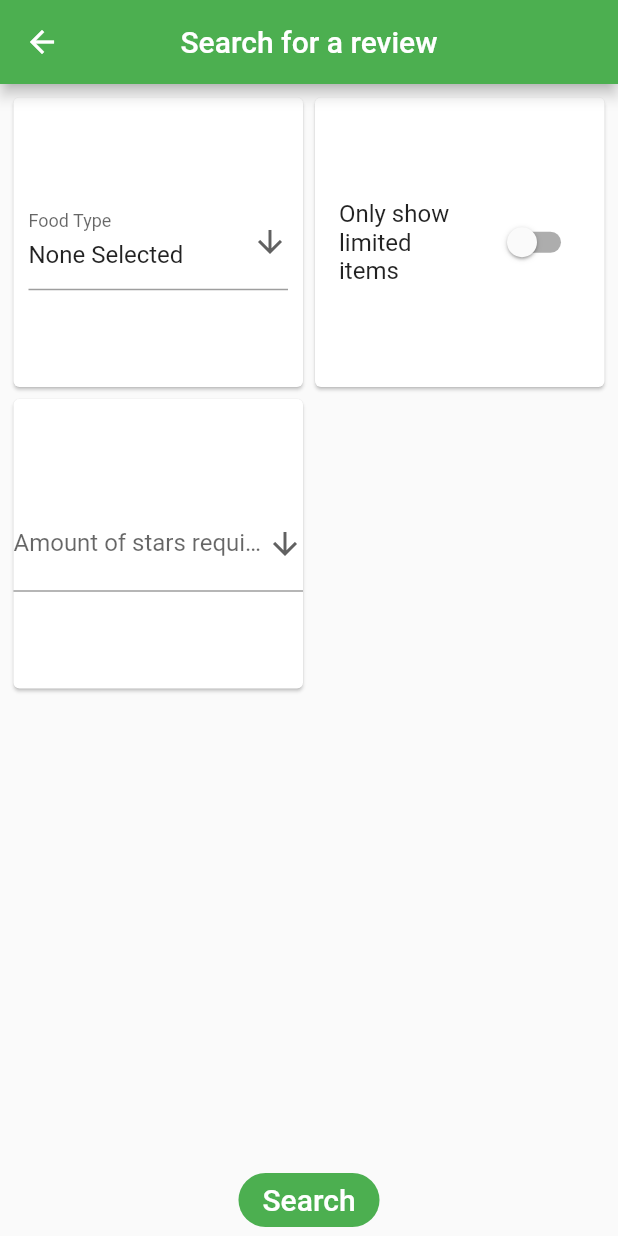
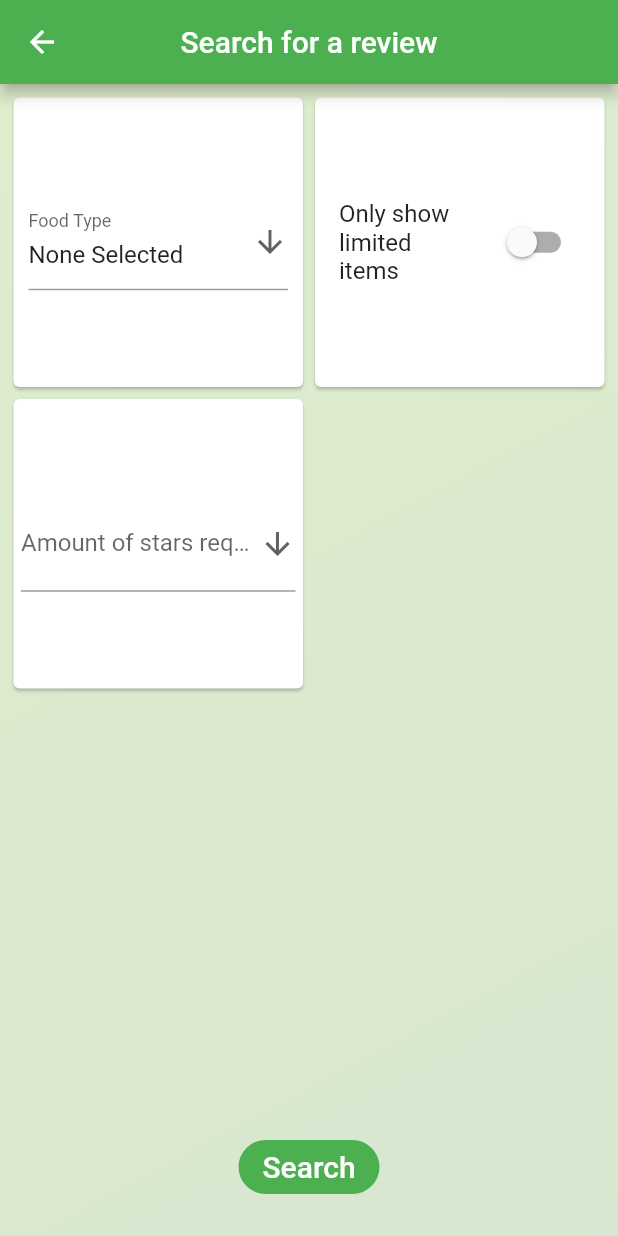
Before and after one commit to pigilwin/vegan-reviews, a Flutter app: the Search screen opened directly, on a phone screen of 412 x 824 dp. Run offline on Flutter 3.47's test engine with Material 2 defaults, Android fonts, the phone set to English and light mode, and no system bars; our stand-ins replace bloc, cloud_firestore, connectivity, equatable, firebase_auth, firebase_storage and 2 more; accounts and stored records are empty; project files that could hold a hidden picture were left out.

Commit message:
Adding background color

```diff
--- a/lib/reviews/features/search.dart
+++ b/lib/reviews/features/search.dart
@@ -35,7 +35,11 @@ class _SearchState extends State<Search> {
       ),
       body: BlocBuilder<ReviewsBloc, ReviewsState>(
         builder: (BuildContext builderContext, ReviewsState state) {
-          return Column(
+          return Container(
+            decoration: BoxDecoration(
+              gradient: VeganGradient.gradient(0.2)
+            ),
+            child: Column(
               crossAxisAlignment: CrossAxisAlignment.center,
               children: [
                 Expanded(
@@ -49,7 +53,11 @@ class _SearchState extends State<Search> {
                     ],
                   ),
                 ),
-              Button(
+                Padding(
+                  padding: const EdgeInsets.only(
+                    bottom: 22.0
+                  ),
+                  child: Button(
                     buttonText: 'Search',
                     onPressed: () {
                       context.bloc<ReviewsBloc>().add(FilterReviewsEvent(
@@ -61,8 +69,10 @@ class _SearchState extends State<Search> {
                       ));
                       Navigator.of(context).pushNamed('/filtered');
                     },
+                  ),
                 )
               ],
+            ),
           );
         },
       )
@@ -107,6 +117,8 @@ class _SearchState extends State<Search> {
   Widget _getStarAmountSelector() {
     return Card(
       child: Center(
+        child: Padding(
+          padding: const EdgeInsets.all(5),
           child: StarAmountChooser(
             value: stars,
             selected: (int choice) {
@@ -116,6 +128,7 @@ class _SearchState extends State<Search> {
             },
           ),
         ),
+      ),
     );
   }
 }
```
Lines whose indentation alone changed are shown as unchanged.
